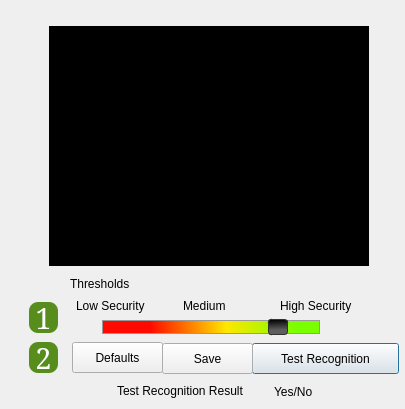
Old version of the form data/ui/uifiles/faceTrainerAdvSettings.ui in the repository WilliamRen/pam-face-authentication.
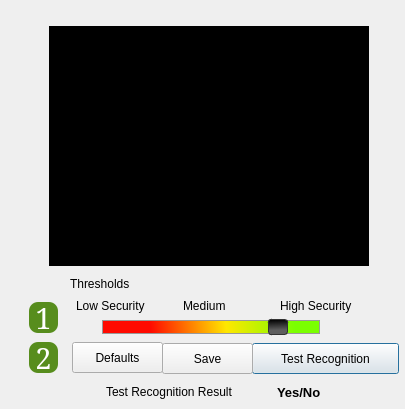
New version of the form. Icons and pictures are not drawn.

Commit message: Desktop File, Ui Fix , XauthFix, CmakeLists Fix Added

Patch:
```diff
--- a/data/ui/uifiles/faceTrainerAdvSettings.ui
+++ b/data/ui/uifiles/faceTrainerAdvSettings.ui
@@ -125,12 +125,19 @@
   <widget class="QLabel" name="result">
    <property name="geometry">
     <rect>
-     <x>274</x>
+     <x>277</x>
      <y>384</y>
      <width>61</width>
      <height>16</height>
     </rect>
    </property>
+   <property name="font">
+    <font>
+     <pointsize>10</pointsize>
+     <weight>75</weight>
+     <bold>true</bold>
+    </font>
+   </property>
    <property name="text">
     <string>Yes/No</string>
    </property>
@@ -138,9 +145,9 @@
   <widget class="QLabel" name="result_2">
    <property name="geometry">
     <rect>
-     <x>117</x>
-     <y>383</y>
-     <width>145</width>
+     <x>106</x>
+     <y>384</y>
+     <width>156</width>
      <height>16</height>
     </rect>
    </property>
```
Left out of the diff: 26 changed lines with no effect on the pictures. The commit also changes 7 other files.
